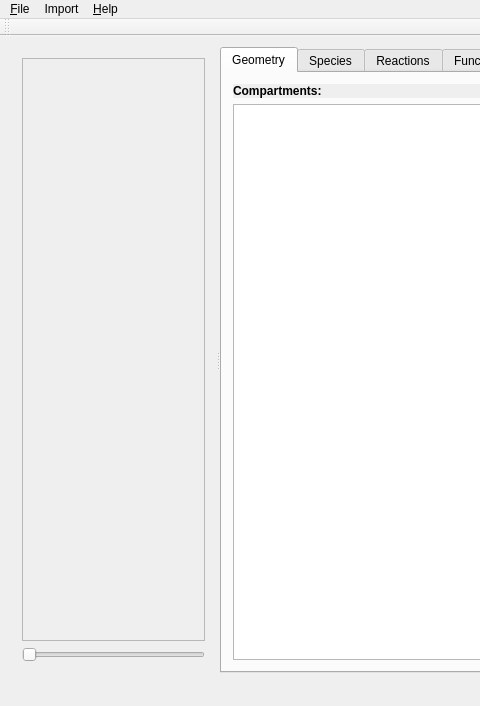
Above: ui/mainwindow.ui from spatial-model-editor/spatial-model-editor before the change; both pictures show x 0 to 480 and y 0 to 706 of the 1454 by 706 pixel window. Below: the same form after it.
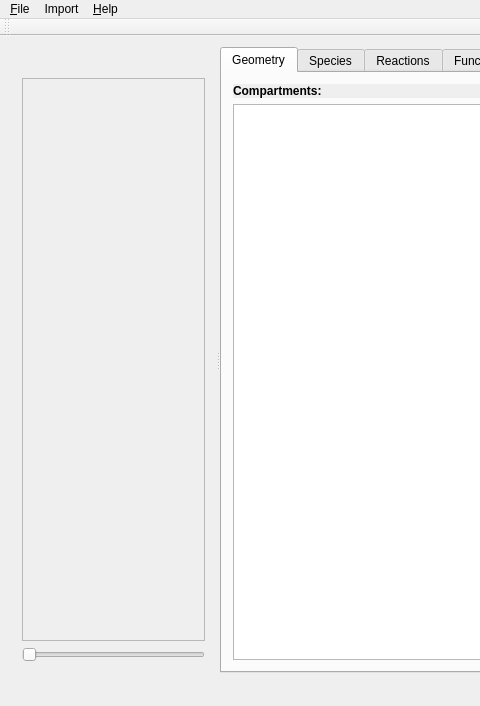
That is the form after the change. Custom widgets are drawn as their Qt base class.

Commit message: missing includes in test.pro

```diff
--- a/ui/mainwindow.ui
+++ b/ui/mainwindow.ui
@@ -22,7 +22,7 @@
       </property>
       <widget class="QWidget" name="gridLayoutWidget">
        <layout class="QGridLayout" name="gridLayout">
-        <item row="0" column="0">
+        <item row="1" column="0">
          <widget class="QLabelMousetracker" name="lblGeometry">
           <property name="sizePolicy">
            <sizepolicy hsizetype="Preferred" vsizetype="Preferred">
@@ -65,13 +65,26 @@
           </property>
          </widget>
         </item>
-        <item row="1" column="0">
+        <item row="2" column="0">
          <widget class="QSlider" name="hslideTime">
           <property name="orientation">
            <enum>Qt::Horizontal</enum>
           </property>
          </widget>
         </item>
+        <item row="0" column="0">
+         <widget class="QLabel" name="lblGeometryStatus">
+          <property name="sizePolicy">
+           <sizepolicy hsizetype="Preferred" vsizetype="Fixed">
+            <horstretch>0</horstretch>
+            <verstretch>0</verstretch>
+           </sizepolicy>
+          </property>
+          <property name="text">
+           <string/>
+          </property>
+         </widget>
+        </item>
        </layout>
       </widget>
       <widget class="QTabWidget" name="tabMain">
```
The commit also changes 2 other files.
